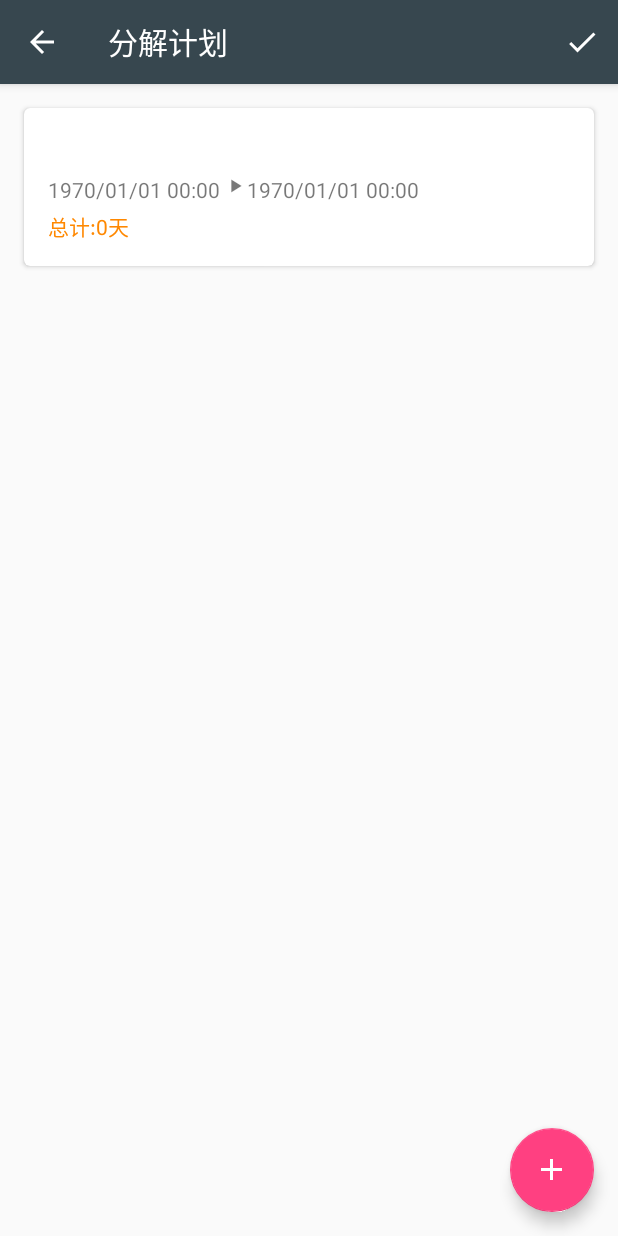
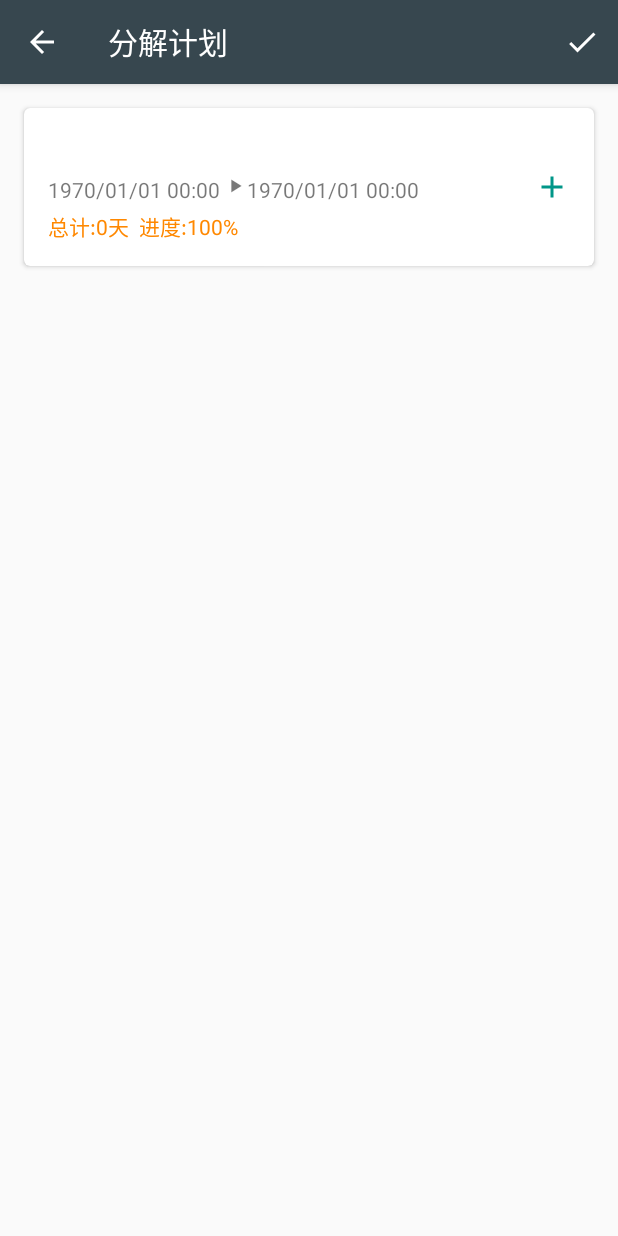
Before and after one commit to liuyonggang/Planner, an Android app: the SubPlanActivity screen opened directly, with no data from a screen before it, on a phone screen of 412 x 824 dp. Run offline under Robolectric (Android 15) with nearby library versions, the light colour scheme and no system bars; Roboto replaces fonts that are not available here; 2 statements that could not run were skipped.

Commit message:
分解计划逻辑

```diff
--- a/Planner/app/src/main/java/com/lyg/planner/Activity/SubPlanActivity.java
+++ b/Planner/app/src/main/java/com/lyg/planner/Activity/SubPlanActivity.java
@@ -130,7 +130,8 @@ public class SubPlanActivity extends BaseActivity implements View.OnClickListene
             parentPlanStartTime.setText(formater.format(parentStartMilliDate));
             parentPlanEndTime.setText(formater.format(parentEndMilliDate));
 
-            parentPlanTotalTime.setText("总计:"+getTotalDays());
+            parentPlanTotalTime.setText("总计:" + getTotalDays(parentStartMilliDate,parentEndMilliDate) +
+                    "  进度:" + (100-planProgressTotal)+"%");
         }catch (Exception e){
             toast("数据为空");
         }
@@ -138,7 +139,7 @@ public class SubPlanActivity extends BaseActivity implements View.OnClickListene
         cardView.setOnClickListener(new View.OnClickListener() {
             @Override
             public void onClick(View v) {
-                Snackbar.make(v, "总计:" + getTotalDays(), Snackbar.LENGTH_LONG).show();
+                showPop();
             }
         });
 
@@ -148,20 +149,9 @@ public class SubPlanActivity extends BaseActivity implements View.OnClickListene
     private void initSubPlan() {
         subPlanList = (RecyclerView)findViewById(R.id.sub_plan_list);
         subPlanList.setLayoutManager(new LinearLayoutManager(this));
-        subPlanAdapter = new SubPlanAdapter(this,subPlans);
+        subPlanAdapter = new SubPlanAdapter(this, subPlans);
         subPlanList.setAdapter(subPlanAdapter);
 
-        addPlanFB = (FloatingActionButton)findViewById(R.id.subplan_add_fb);
-        addPlanFB.setOnClickListener(new View.OnClickListener() {
-            @Override
-            public void onClick(View v) {
-                if (isPopupShown) {
-                    hidePop();
-                } else {
-                    showPop();
-                }
-            }
-        });
         //仿PopupWindow
         bottomIn = AnimationUtils.loadAnimation(this,R.anim.popup_bottom_in);
         bottomOut = AnimationUtils.loadAnimation(this,R.anim.popup_bottom_out);
@@ -340,18 +330,34 @@ public class SubPlanActivity extends BaseActivity implements View.OnClickListene
 
                 if (!AppUtil.isEntityString(subPlanEdit.getText().toString())){
                     editInputLayout.setError("请输入计划");
+                    Snackbar.make(v, "请输入计划", Snackbar.LENGTH_LONG).show();
                     return;
                 }
                 if (planProgress == 0){
-                    toast("请设置进度");
+                    //toast("请设置进度");
+                    Snackbar.make(v, "请设置进度", Snackbar.LENGTH_LONG).show();
                     return;
                 }
                 if (endMilliTime == parentEndMilliDate){
-                    if (planProgressTotal != 100){
+                    if (planProgressTotal < 100){
                         //toast("时间已分配完,但所占总进度不到100");
-                        Snackbar.make(v, "时间已分配完,但总进度不到100%", Snackbar.LENGTH_SHORT).show();
+                        Snackbar.make(v, "时间已分配完,但总进度不到100%", Snackbar.LENGTH_LONG).show();
+                        return;
                     }
                 }
+                if (planProgressTotal > 100){
+                    Snackbar.make(v, "总进度已分配完!", Snackbar.LENGTH_LONG).show();
+                    return;
+                }
+                if (startMilliTime == endMilliTime){
+                    Snackbar.make(v, "起始时间和结束时间相等,毫无意义!", Snackbar.LENGTH_LONG).show();
+                    return;
+                }
+                if(planProgress > 100-planProgressTotal){
+                    Snackbar.make(v, "当前进度大于剩余总进度!", Snackbar.LENGTH_LONG).show();
+                    return;
+                }
+
                 planProgressTotal += planProgress;
 
                 SubPlan subPlan = new SubPlan();
@@ -363,6 +369,7 @@ public class SubPlanActivity extends BaseActivity implements View.OnClickListene
                 subPlans.add(subPlan);
                 subPlanAdapter.notifyDataSetChanged();
 
+                parentPlanTotalTime.setText("总计:" + getTotalDays(parentStartMilliDate,parentEndMilliDate) + "  进度:" + (100-planProgressTotal)+"%");
                 hidePop();
                 break;
             case R.id.delete_sub_plan:
@@ -370,18 +377,13 @@ public class SubPlanActivity extends BaseActivity implements View.OnClickListene
         }
     }
     private void showPop(){
-        addPlanFB.setVisibility(View.GONE);
         isPopupShown = true;
         popManagerLayout.startAnimation(bottomIn);
         popManagerLayout.setVisibility(View.VISIBLE);
         transView.setVisibility(View.VISIBLE);
 
-       /* if (startMilliTime == parentEndMilliDate){
-            toast();
-        }*/
     }
     private void hidePop(){
-        addPlanFB.setVisibility(View.VISIBLE);
         isPopupShown = false;
         popManagerLayout.startAnimation(bottomOut);
         popManagerLayout.setVisibility(View.GONE);
@@ -391,12 +393,15 @@ public class SubPlanActivity extends BaseActivity implements View.OnClickListene
     }
 
     private void popClear() {
-        subPlanEdit.clearComposingText();
-
+        subPlanEdit.setText("");
+         /*if (endMilliTime> parentStartMilliDate && endMilliTime < parentEndMilliDate){
+             startMilliTime = endMilliTime;
+             parentPlanStartTime.setText(formater.format(startMilliTime));
+         }*/
     }
 
-    private String getTotalDays(){
-        long totalTime = parentEndMilliDate - parentStartMilliDate;
+    private String getTotalDays(long startMillis,long endMillis){
+        long totalTime = endMillis - startMillis;
         try{
             Log.e("SubPlan-DATA",totalTime+"<>");
             int day = (int)Math.floor(totalTime/(24*60*60*1000));
--- a/Planner/app/src/main/res/layout/activity_subplan.xml
+++ b/Planner/app/src/main/res/layout/activity_subplan.xml
@@ -14,16 +14,20 @@
             android:id="@+id/parent_plan_cardview"
             android:layout_width="match_parent"
             android:layout_height="wrap_content"
-            android:background="?android:attr/selectableItemBackground"
+            android:clickable="true"
+            android:foreground="?android:attr/selectableItemBackground"
             android:layout_marginLeft="16dp"
             android:layout_marginRight="16dp"
             android:layout_marginTop="16dp"
             card_view:cardCornerRadius="4dp">
+            <RelativeLayout
+                android:layout_width="match_parent"
+                android:layout_height="wrap_content"
+                android:layout_margin="@dimen/size_16dp">
                 <LinearLayout
                     android:layout_width="wrap_content"
                     android:layout_height="wrap_content"
                     android:layout_centerVertical="true"
-                    android:layout_margin="@dimen/size_16dp"
                     android:orientation="vertical">
                     <TextView
                         android:id="@+id/parent_plan_content"
@@ -46,14 +50,14 @@
                             android:text="2015/10/20"
                             android:layout_marginRight="4dp"
                             android:textColor="@color/secondfont"
-                            android:textSize="14sp"/>
+                            />
                         <TextView
                             android:id="@+id/parentplan_arrowdate_icon"
                             android:layout_width="wrap_content"
                             android:layout_height="wrap_content"
                             android:layout_toRightOf="@id/parentplan_startdate"
                             android:text="@string/date_arrow_iconfont"
-                            android:textSize="14sp"
+
                             android:textColor="@color/secondfont"/>
                         <TextView
                             android:id="@+id/parentplan_enddate"
@@ -62,7 +66,7 @@
                             android:layout_toRightOf="@id/parentplan_arrowdate_icon"
                             android:text="2015/10/20"
                             android:textColor="@color/secondfont"
-                            android:textSize="14sp"/>
+                            />
                     </RelativeLayout>
                     <!--总时间-->
                     <TextView
@@ -71,6 +75,13 @@
                         android:layout_height="wrap_content"
                         android:textColor="@android:color/holo_orange_dark" />
                 </LinearLayout>
+                <TextView
+                    android:layout_width="wrap_content"
+                    android:layout_height="wrap_content"
+                    android:layout_alignParentRight="true"
+                    android:layout_centerVertical="true"
+                    android:background="@drawable/ic_add_24dp"/>
+            </RelativeLayout>
         </android.support.v7.widget.CardView>
 
         <android.support.v7.widget.RecyclerView
@@ -78,15 +89,6 @@
             android:layout_width="match_parent"
             android:layout_height="wrap_content"/>
     </LinearLayout>
-
-
-    <android.support.design.widget.FloatingActionButton
-        android:id="@+id/subplan_add_fb"
-        android:layout_width="wrap_content"
-        android:layout_height="wrap_content"
-        android:layout_gravity="bottom|end"
-        android:layout_margin="@dimen/fab_margin"
-        android:src="@drawable/ic_add_white_24dp" />
 
     <!--仿PopupWindow-->
     <View
--- a/Planner/app/src/main/res/layout/item_plan.xml
+++ b/Planner/app/src/main/res/layout/item_plan.xml
@@ -3,7 +3,8 @@
     xmlns:card_view="http://schemas.android.com/apk/res-auto"
     xmlns:android="http://schemas.android.com/apk/res/android"
     android:id="@+id/project_item_layout"
-    android:background="?android:attr/selectableItemBackground"
+    android:clickable="true"
+    android:foreground="?android:attr/selectableItemBackground"
     android:layout_width="match_parent"
     android:layout_height="wrap_content"
     android:layout_marginLeft="@dimen/size_8dp"
--- a/Planner/app/src/main/res/values/strings.xml
+++ b/Planner/app/src/main/res/values/strings.xml
@@ -23,7 +23,7 @@
     <string name="plan_date_range">时间(3天)</string>
     <string name="plan_status_priority">状态&amp;标签</string>
     <string name="plan_weight">任务百分比</string>
-    <string name="subplan_add">增加子计划</string>
+    <string name="subplan_add">添加加子计划</string>
 
 
     <string name="plan_memo"> 备注</string>
```
Also changed, not shown: Planner/app/src/main/java/com/lyg/planner/adapter/SubPlanAdapter.java (+9 -3 lines).
